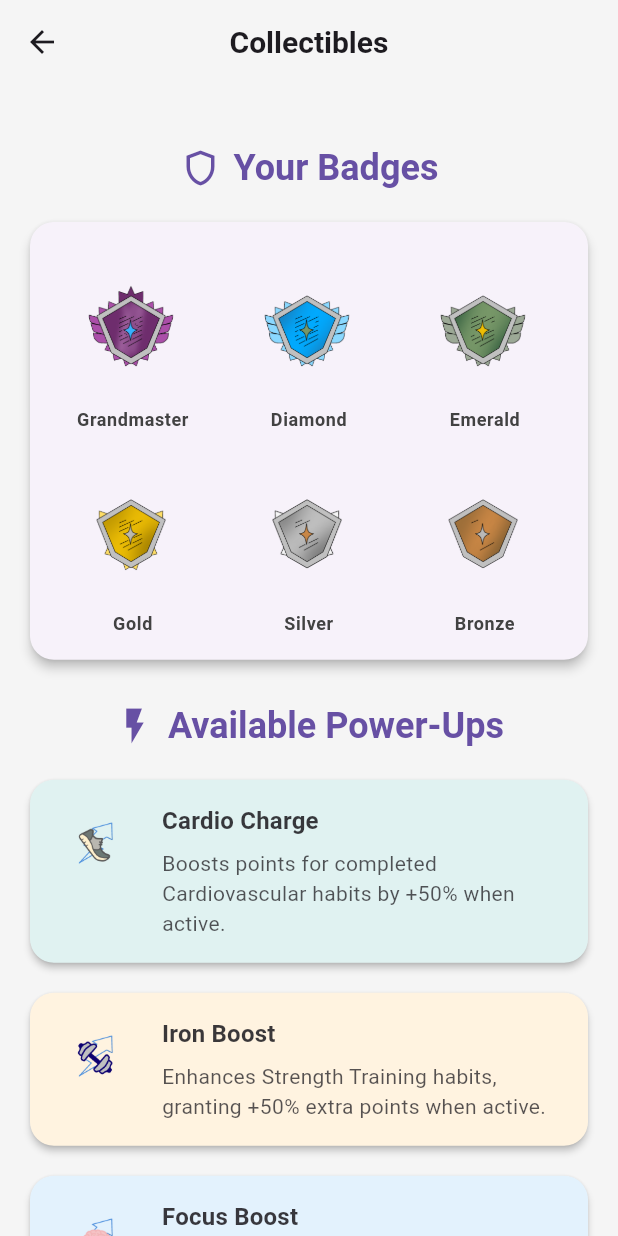
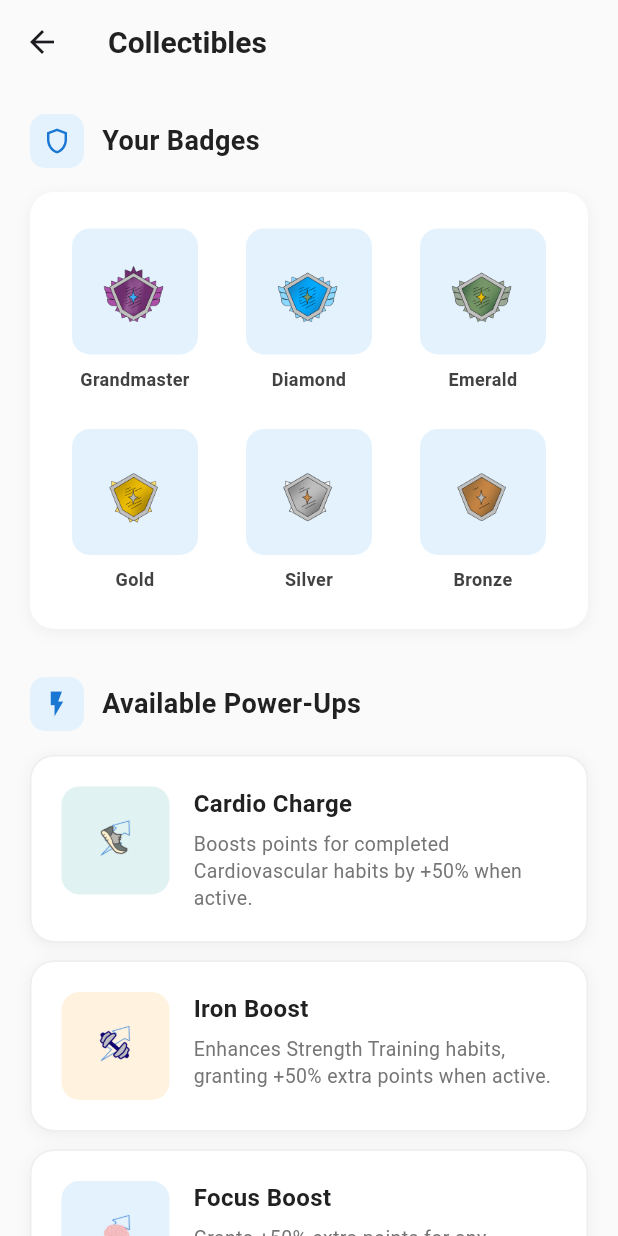
Before and after one commit to zxhenn/Flutter-Project, a Flutter app: the BadgeScreen screen opened directly, on a phone screen of 412 x 824 dp. Run offline on Flutter 3.47's test engine with Material 3 defaults, Android fonts, the phone set to English and light mode, and no system bars; our stand-ins replace awesome_notifications, cloud_firestore, firebase_auth, firebase_core, fl_chart, geolocator and 3 more; accounts and stored records are empty.

Commit message:
redeisgned the badge and boosts to match the app theme

```diff
--- a/lib/DashboardScreens/badge_screen.dart
+++ b/lib/DashboardScreens/badge_screen.dart
@@ -37,21 +37,26 @@ class BadgeScreen extends StatelessWidget {
   ];
 
 
-  Widget _buildSectionTitle(BuildContext context, String title, IconData icon) {
-    final theme = Theme.of(context);
+  Widget _buildSectionTitle(String title, IconData icon) {
     return Padding(
-      padding: const EdgeInsets.only(top: 24.0, bottom: 16.0),
+      padding: const EdgeInsets.only(bottom: 16),
       child: Row(
-        mainAxisAlignment: MainAxisAlignment.center,
         children: [
-          Icon(icon, color: theme.colorScheme.primary, size: 28),
-          const SizedBox(width: 8),
+          Container(
+            padding: const EdgeInsets.all(8),
+            decoration: BoxDecoration(
+              color: Colors.blue.shade50,
+              borderRadius: BorderRadius.circular(10),
+            ),
+            child: Icon(icon, color: Colors.blue[700], size: 20),
+          ),
+          const SizedBox(width: 12),
           Text(
             title,
-            style: theme.textTheme.headlineSmall?.copyWith(
+            style: TextStyle(
+              fontSize: 18,
               fontWeight: FontWeight.bold,
-              color: theme.colorScheme.primary,
-              // fontFamily: 'Montserrat', // Already set in theme likely
+              color: Colors.grey[900],
             ),
           ),
         ],
@@ -61,41 +66,46 @@ class BadgeScreen extends StatelessWidget {
 
   @override
   Widget build(BuildContext context) {
-    final theme = Theme.of(context);
-
     return Scaffold(
-      backgroundColor: Colors.grey[100], // Light background for the whole screen
+      backgroundColor: Colors.grey[50],
       appBar: AppBar(
-        title: const Text("Collectibles", style: TextStyle(fontWeight: FontWeight.bold)),
-        backgroundColor: Colors.transparent, // Or theme.scaffoldBackgroundColor
+        backgroundColor: Colors.grey[50],
         elevation: 0,
-        centerTitle: true,
-        iconTheme: IconThemeData(color: theme.textTheme.titleLarge?.color ?? theme.colorScheme.primary),
-        titleTextStyle: TextStyle(color: theme.textTheme.titleLarge?.color ?? theme.colorScheme.primary, fontSize: 20, fontWeight: FontWeight.bold),
-
+        title: Text(
+          "Collectibles",
+          style: TextStyle(
+            fontSize: 20,
+            fontWeight: FontWeight.bold,
+            color: Colors.grey[900],
+          ),
+        ),
       ),
       body: SafeArea(
         child: SingleChildScrollView(
-          padding: const EdgeInsets.all(16.0),
+          padding: const EdgeInsets.all(20),
           child: Column(
             crossAxisAlignment: CrossAxisAlignment.start,
             children: [
-              // If you have a separate TopHeader for this screen (not AppBar)
-              // const TopHeader(),
-              // const SizedBox(height: 10),
-
-              _buildSectionTitle(context, 'Your Badges', Icons.shield_outlined),
-              Card(
-                elevation: 3.0,
-                shape: RoundedRectangleBorder(borderRadius: BorderRadius.circular(16.0)),
-                child: Padding(
-                  padding: const EdgeInsets.all(16.0),
+              _buildSectionTitle('Your Badges', Icons.shield_outlined),
+              Container(
+                padding: const EdgeInsets.all(20),
+                decoration: BoxDecoration(
+                  color: Colors.white,
+                  borderRadius: BorderRadius.circular(16),
+                  boxShadow: [
+                    BoxShadow(
+                      color: Colors.black.withOpacity(0.05),
+                      blurRadius: 8,
+                      offset: const Offset(0, 2),
+                    ),
+                  ],
+                ),
                 child: GridView.builder(
                   gridDelegate: const SliverGridDelegateWithFixedCrossAxisCount(
                     crossAxisCount: 3,
-                      crossAxisSpacing: 12.0,
-                      mainAxisSpacing: 12.0,
-                      childAspectRatio: 0.85, // Adjust for better image + text fit
+                    crossAxisSpacing: 16.0,
+                    mainAxisSpacing: 16.0,
+                    childAspectRatio: 0.85,
                   ),
                   itemCount: _badgesData.length,
                   shrinkWrap: true,
@@ -109,32 +119,23 @@ class BadgeScreen extends StatelessWidget {
                   },
                 ),
               ),
-              ),
-
-              _buildSectionTitle(context, 'Available Power-Ups', Icons.flash_on_outlined),
-              ListView.separated(
-                itemCount: _powerUpsData.length,
-                shrinkWrap: true,
-                physics: const NeverScrollableScrollPhysics(),
-                separatorBuilder: (context, index) => const SizedBox(height: 12),
-                itemBuilder: (context, index) {
-                  final powerUp = _powerUpsData[index];
-                  // Basic color parsing from string, ideally store Color objects
-                  Color cardColor = Colors.teal.shade50; // Default
-                  // This is a hacky way to parse color string.
-                  // A better way would be to store actual Color objects or use a map.
-                  if(powerUp['color'] == 'Color(0xFFFFF3E0)') cardColor = const Color(0xFFFFF3E0);
-                  if(powerUp['color'] == 'Color(0xFFE3F2FD)') cardColor = const Color(0xFFE3F2FD);
-
-                  return _PowerUpCard(
+              const SizedBox(height: 32),
+              _buildSectionTitle('Available Power-Ups', Icons.flash_on_outlined),
+              ..._powerUpsData.map((powerUp) {
+                Color cardColor = Colors.teal.shade50;
+                if (powerUp['color'] == 'Color(0xFFFFF3E0)') cardColor = const Color(0xFFFFF3E0);
+                if (powerUp['color'] == 'Color(0xFFE3F2FD)') cardColor = const Color(0xFFE3F2FD);
+                return Padding(
+                  padding: const EdgeInsets.only(bottom: 12),
+                  child: _PowerUpCard(
                     imagePath: powerUp['imagePath']!,
                     title: powerUp['title']!,
                     description: powerUp['description']!,
                     cardColor: cardColor,
+                  ),
                 );
-                },
-              ),
-              const SizedBox(height: 20), // Bottom padding
+              }).toList(),
+              const SizedBox(height: 20),
             ],
           ),
         ),
@@ -151,27 +152,31 @@ class _BadgeTile extends StatelessWidget {
 
   @override
   Widget build(BuildContext context) {
-    final theme = Theme.of(context);
     return Column(
-      mainAxisAlignment: MainAxisAlignment.center, // Center content within the tile
+      mainAxisAlignment: MainAxisAlignment.center,
       children: [
-        Expanded(
-          child: Padding(
-            padding: const EdgeInsets.all(8.0), // Add some padding around the image
+        Container(
+          padding: const EdgeInsets.all(12),
+          decoration: BoxDecoration(
+            color: Colors.blue.shade50,
+            borderRadius: BorderRadius.circular(12),
+          ),
           child: Image.asset(
             imagePath,
+            height: 60,
+            width: 60,
             fit: BoxFit.contain,
-              errorBuilder: (context, error, stackTrace) { // Fallback for missing assets
-                return Icon(Icons.broken_image_outlined, size: 40, color: Colors.grey[400]);
+            errorBuilder: (context, error, stackTrace) {
+              return Icon(Icons.star, size: 40, color: Colors.blue[700]);
             },
           ),
         ),
-        ),
-        const SizedBox(height: 6),
+        const SizedBox(height: 8),
         Text(
           label,
           textAlign: TextAlign.center,
-          style: theme.textTheme.bodySmall?.copyWith(
+          style: TextStyle(
+            fontSize: 12,
             fontWeight: FontWeight.w600,
             color: Colors.grey[800],
           ),
@@ -193,29 +198,46 @@ class _PowerUpCard extends StatelessWidget {
     required this.imagePath,
     required this.title,
     required this.description,
-    this.cardColor = const Color(0xFFE0F2F1), // Default light teal
+    this.cardColor = const Color(0xFFE0F2F1),
   });
 
   @override
   Widget build(BuildContext context) {
-    final theme = Theme.of(context);
-    return Card(
-      elevation: 2.0,
-      shape: RoundedRectangleBorder(borderRadius: BorderRadius.circular(16.0)),
-      color: cardColor, // Use the passed color
-      child: Padding(
-        padding: const EdgeInsets.all(16.0),
+    return Container(
+      padding: const EdgeInsets.all(20),
+      decoration: BoxDecoration(
+        color: Colors.white,
+        borderRadius: BorderRadius.circular(16),
+        border: Border.all(
+          color: Colors.grey.shade200,
+          width: 1,
+        ),
+        boxShadow: [
+          BoxShadow(
+            color: Colors.black.withOpacity(0.05),
+            blurRadius: 8,
+            offset: const Offset(0, 2),
+          ),
+        ],
+      ),
       child: Row(
-          crossAxisAlignment: CrossAxisAlignment.start, // Align items to the top
+        crossAxisAlignment: CrossAxisAlignment.start,
         children: [
-            Image.asset(
+          Container(
+            padding: const EdgeInsets.all(12),
+            decoration: BoxDecoration(
+              color: cardColor,
+              borderRadius: BorderRadius.circular(12),
+            ),
+            child: Image.asset(
               imagePath,
-              height: 56, // Slightly smaller for better balance
-              width: 56,
+              height: 48,
+              width: 48,
               fit: BoxFit.contain,
               errorBuilder: (context, error, stackTrace) {
-                return Icon(Icons.broken_image_outlined, size: 56, color: Colors.grey[400]);
+                return Icon(Icons.bolt, size: 32, color: Colors.orange[700]);
               },
+            ),
           ),
           const SizedBox(width: 16),
           Expanded(
@@ -224,16 +246,19 @@ class _PowerUpCard extends StatelessWidget {
               children: [
                 Text(
                   title,
-                    style: theme.textTheme.titleMedium?.copyWith(
+                  style: TextStyle(
+                    fontSize: 16,
                     fontWeight: FontWeight.bold,
-                      color: theme.colorScheme.onSurface.withOpacity(0.87), // Darker text on light bg
+                    color: Colors.grey[900],
                   ),
                 ),
                 const SizedBox(height: 6),
                 Text(
                   description,
-                    style: theme.textTheme.bodyMedium?.copyWith(
-                      color: theme.colorScheme.onSurface.withOpacity(0.75),
+                  style: TextStyle(
+                    fontSize: 13,
+                    color: Colors.grey[600],
+                    height: 1.4,
                   ),
                 ),
               ],
@@ -241,7 +266,6 @@ class _PowerUpCard extends StatelessWidget {
           ),
         ],
       ),
-      ),
     );
   }
 }
```
Lines whose indentation alone changed are shown as unchanged.
